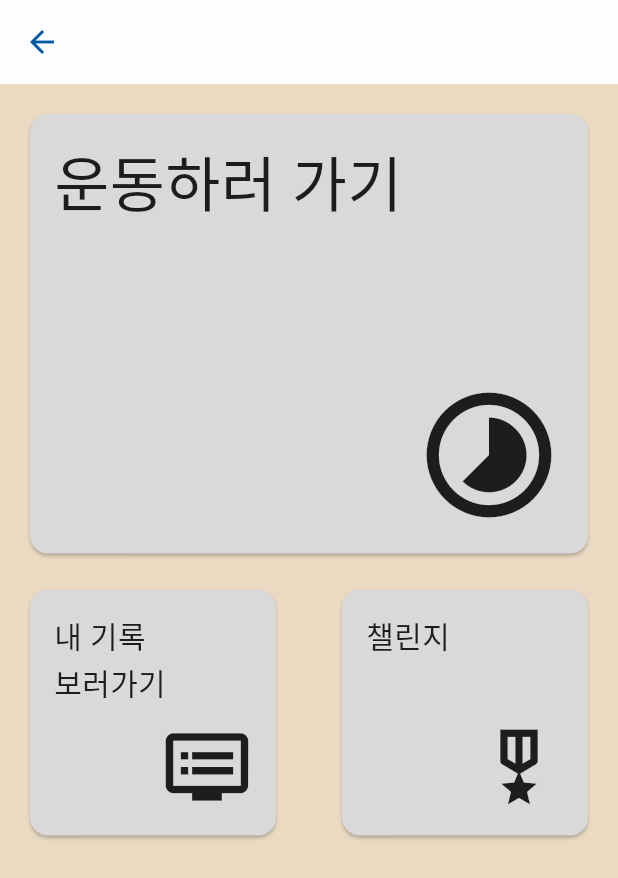
After one commit to sam2244/FitweenV2, a Flutter app: the StartPage screen opened by its route, on a phone screen of 412 x 824 dp. The commit adds this screen. Shown: the top 878 px of the screen. Run offline on Flutter 3.47's test engine with Material 2 defaults, Android fonts, the phone set to English and light mode, and no system bars; our stand-ins replace animated_flip_counter, cloud_firestore, firebase_auth, firebase_core, firebase_storage, flutter_screenutil and 5 more; accounts and stored records are empty; Roboto replaces fonts that are missing (Noto_Sans_KR).

Commit message:
Add start page

```diff
--- a/lib/route.dart
+++ b/lib/route.dart
@@ -1,5 +1,4 @@
 /* 라우트 관련 */
-
 import 'package:fitweenV1/view/page/challenge/list/list.dart';
 import 'package:fitweenV1/view/page/challenge/complete/complete.dart';
 import 'package:fitweenV1/view/page/challenge/detail/detail.dart';
@@ -9,6 +8,7 @@ import 'package:fitweenV1/view/page/challenge/timer/timer.dart';
 import 'package:fitweenV1/view/page/challenge/type/type.dart';
 import 'package:fitweenV1/view/page/developer.dart';
 import 'package:fitweenV1/view/page/main/record/record.dart';
+import 'package:fitweenV1/view/page/main/start/start.dart';
 import 'package:flutter/material.dart';
 import 'package:get/get.dart';
 
@@ -33,6 +33,7 @@ class FWRoute {
         '/complete': const CompletePage(),
         '/detail': const ChallengeDetailPage(),
         '/record': const RecordPage(),
+        '/start': const StartPage(),
       };
 
 // 겟페이지 리스트
--- a/lib/view/page/developer.dart
+++ b/lib/view/page/developer.dart
@@ -16,6 +16,10 @@ class DeveloperPage extends StatelessWidget {
       body: Center(
         child: Column(
           children: [
+            TextButton(
+              onPressed: () => Get.toNamed('/start'),
+              child: const Text('StartPage'),
+            ),
             TextButton(
               onPressed: () => Get.toNamed('/challenge/main'),
               child: const Text('ChallengeMainPage'),
--- /dev/null
+++ b/lib/view/page/main/start/start.dart
@@ -0,0 +1,15 @@
+import 'package:fitweenV1/view/page/main/start/widget.dart';
+import 'package:flutter/material.dart';
+
+class StartPage extends StatelessWidget {
+  const StartPage({Key? key}) : super(key: key);
+
+  @override
+  Widget build(BuildContext context) {
+    return Scaffold(
+      appBar: AppBar(),
+      backgroundColor: const Color(0xffE9DAC1),
+      body: const Start(),
+    );
+  }
+}
--- /dev/null
+++ b/lib/view/page/main/start/widget.dart
@@ -0,0 +1,115 @@
+import 'package:flutter/material.dart';
+
+class Start extends StatelessWidget {
+  const Start({Key? key}) : super(key: key);
+
+  @override
+  Widget build(BuildContext context) {
+    return Padding(
+      padding: const EdgeInsets.all(16.0),
+      child: Column(
+        children: [
+          SizedBox(
+            width: double.infinity,
+            child: InkWell(
+              onTap: () {},
+              child: Card(
+                color: const Color(0xffD9D9D9),
+                child: Padding(
+                  padding: const EdgeInsets.all(16.0),
+                  child: Column(
+                    crossAxisAlignment: CrossAxisAlignment.start,
+                    children: const [
+                      Text(
+                        '운동하러 가기',
+                        style: TextStyle(fontSize: 40.0),
+                      ),
+                      SizedBox(height: 100),
+                      Align(
+                        alignment: Alignment.bottomRight,
+                        child: Icon(
+                          Icons.timelapse_sharp,
+                          size: 100,
+                        ),
+                      ),
+                    ],
+                  ),
+                ),
+              ),
+            ),
+          ),
+          Padding(
+            padding: const EdgeInsets.symmetric(vertical: 16.0),
+            child: Row(
+              mainAxisAlignment: MainAxisAlignment.spaceBetween,
+              children: [
+                SizedBox(
+                  width: 172.0,
+                  height: 172.0,
+                  child: InkWell(
+                    onTap: () {},
+                    child: Card(
+                      color: const Color(0xffD9D9D9),
+                      child: Padding(
+                        padding: const EdgeInsets.all(16.0),
+                        child: Column(
+                          crossAxisAlignment: CrossAxisAlignment.start,
+                          children: const [
+                            Text(
+                              '내 기록\n보러가기',
+                              style: TextStyle(fontSize: 20.0),
+                            ),
+                            Expanded(
+                              child: Align(
+                                alignment: Alignment.bottomRight,
+                                child: Icon(
+                                  Icons.dvr,
+                                  size: 60.0,
+                                ),
+                              ),
+                            ),
+                          ],
+                        ),
+                      ),
+                    ),
+                  ),
+                ),
+                SizedBox(
+                  width: 172.0,
+                  height: 172.0,
+                  child: InkWell(
+                    onTap: () {},
+                    child: Card(
+                      color: const Color(0xffD9D9D9),
+                      child: Padding(
+                        padding: const EdgeInsets.all(16.0),
+                        child: Column(
+                          crossAxisAlignment: CrossAxisAlignment.start,
+                          children: const [
+                            Text(
+                              '챌린지',
+                              style: TextStyle(fontSize: 20.0),
+                            ),
+                            Expanded(
+                              child: Align(
+                                alignment: Alignment.bottomRight,
+                                child: Icon(
+                                  Icons.military_tech_outlined,
+                                  size: 60.0,
+                                ),
+                              ),
+                            ),
+                          ],
+                        ),
+                      ),
+                    ),
+                  ),
+                ),
+              ],
+            ),
+          )
+        ],
+      ),
+    );
+  }
+}
```
